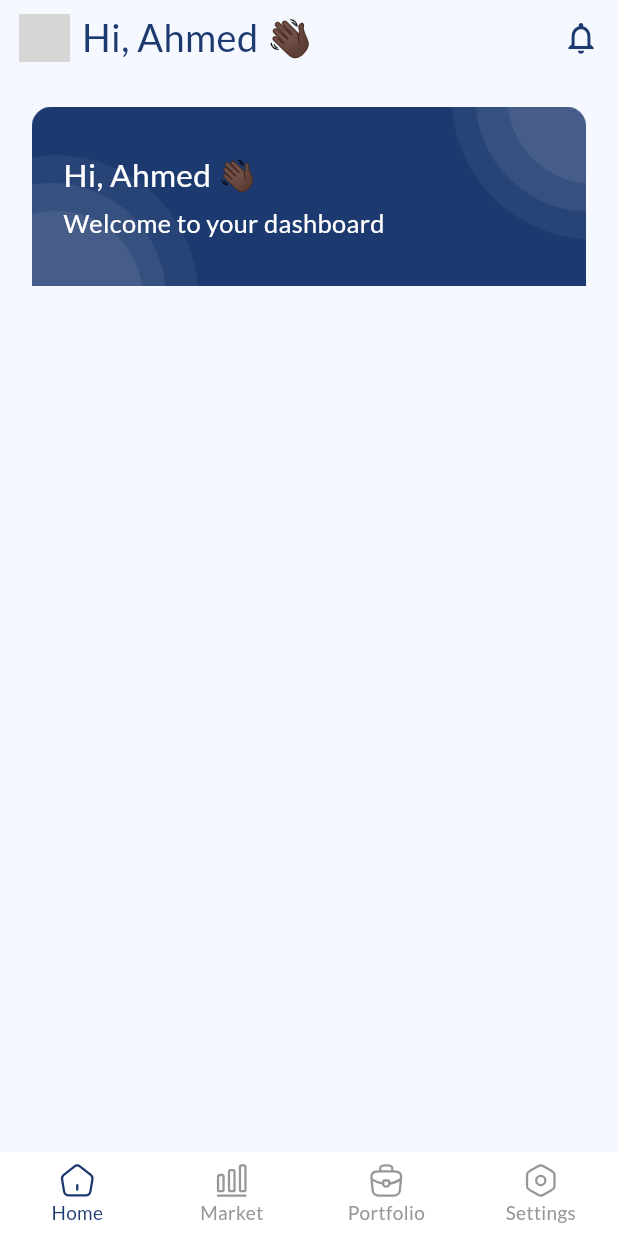
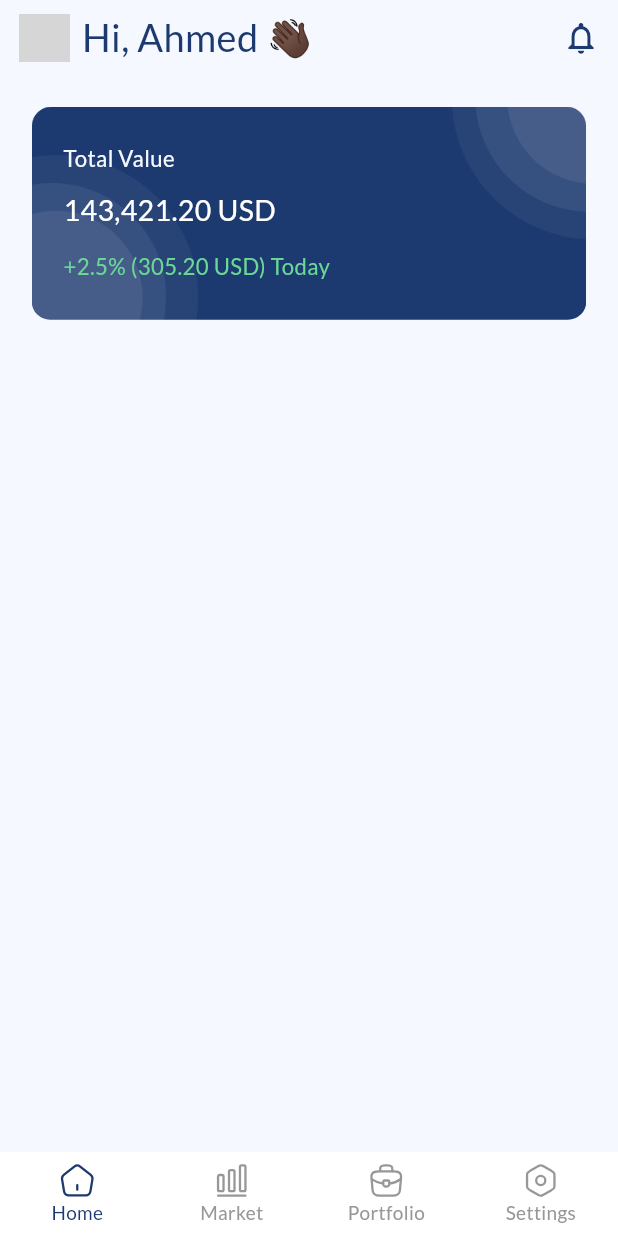
Before and after one commit to alaa7041/Fintech_App, a Flutter app: the screen it shows after launch, on a phone screen of 412 x 824 dp. Run offline on Flutter 3.47's test engine with Material 3 defaults, Android fonts, the phone set to English and light mode, and no system bars; our stand-ins replace bloc, connectivity_plus, dio, easy_localization, flutter_bloc, flutter_screenutil and 9 more; accounts and stored records are empty; generated files the repository leaves out were written again; grey boxes are pictures that could not be loaded.

Commit message:
implement home banner with total value display and updated layout 🌸

```diff
--- a/lib/feature/home/presentation/utils/home_banner.dart
+++ b/lib/feature/home/presentation/utils/home_banner.dart
@@ -1,6 +1,4 @@
 part of '../home_screen.dart';
-
-
 
 // still to be implemented 💤 😴
 class _HomeBanner extends StatelessWidget {
@@ -9,12 +7,11 @@ class _HomeBanner extends StatelessWidget {
   @override
   Widget build(BuildContext context) {
     return Container(
+      height: 140.h,
       width: double.infinity,
-      padding: EdgeInsets.symmetric(
-        horizontal: 20.w,
-        vertical: 30.h,
-      ),
+      padding: EdgeInsets.symmetric(horizontal: 20.w, vertical: 10.h),
       decoration: BoxDecoration(
+        borderRadius: BorderRadius.circular(12.r),
         image: DecorationImage(
           image: AssetImage(Utils.getAssetPNGPath("home_banner")),
           fit: BoxFit.cover,
@@ -23,15 +20,29 @@ class _HomeBanner extends StatelessWidget {
       ),
       child: Column(
         crossAxisAlignment: CrossAxisAlignment.start,
+        mainAxisAlignment: MainAxisAlignment.center,
         children: [
           AppText(
-            title: "Hi, Ahmed 👋🏿",
-            style: TextStyle(fontSize: 20.sp, color: Colors.white),
+            title: "Total Value",
+            style: TextStyle(
+              fontSize: 14.sp,
+              color: Color(0xffF5F8FE),
+              fontWeight: FontWeightsHelper.semiBold,
+            ),
           ),
-          Gap(4),
+          Gap(10),
           AppText(
-            title: "Welcome to your dashboard",
-            style: TextStyle(fontSize: 16.sp, color: Colors.white),
+            title: "143,421.20 USD",
+            style: TextStyle(fontSize: 18.sp, color: Colors.white, fontWeight: FontWeightsHelper.bold),
+          ),
+          Gap(14),
+          AppText(
+            title: "+2.5% (305.20 USD) Today",
+            style: TextStyle(
+              fontSize: 14.sp,
+              color: Color(0xff69D895),
+              fontWeight: FontWeightsHelper.regular,
+            ),
           ),
         ],
       ),
```
